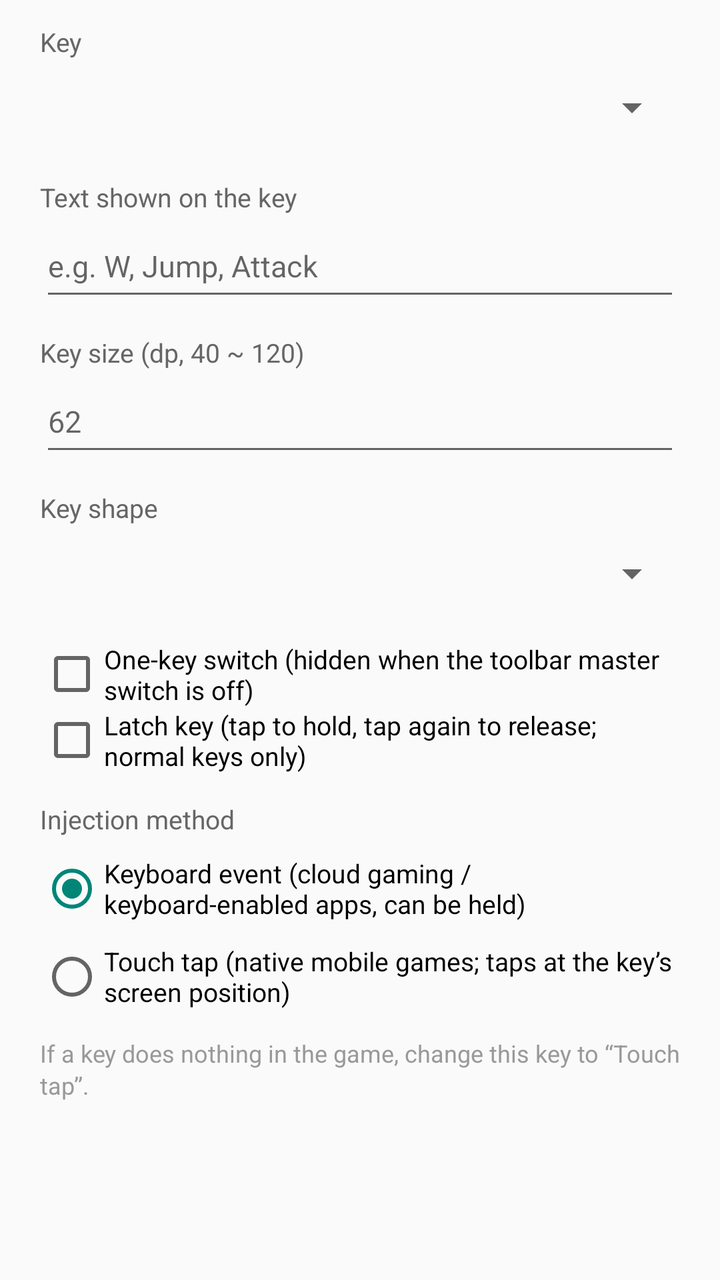
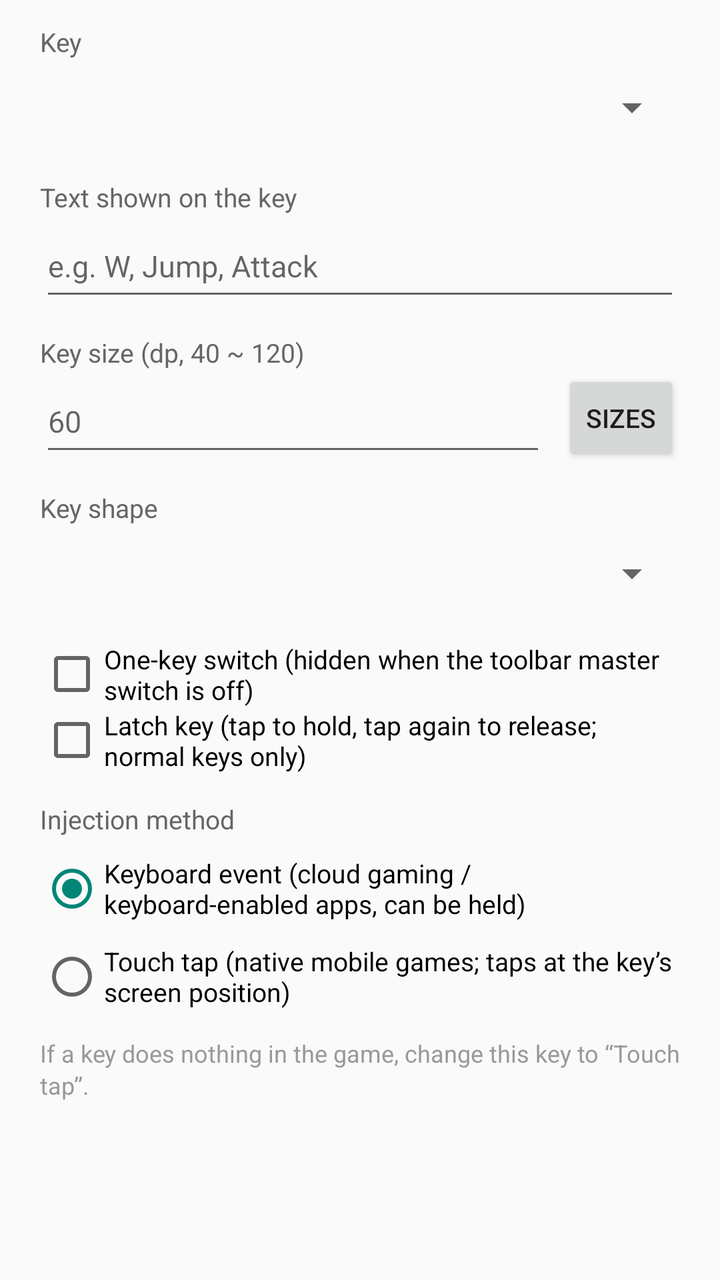

Compare the two renders of this Android layout. The source of the first and the diff that turns it into the second are given below.
<!-- AndroidManifest.xml: application theme android:Theme.Material.Light -->
<!-- res/layout/dialog_key.xml -->
<?xml version="1.0" encoding="utf-8"?>
<ScrollView xmlns:android="http://schemas.android.com/apk/res/android"
    android:layout_width="match_parent"
    android:layout_height="wrap_content"
    android:fillViewport="true"
    android:fadeScrollbars="false"
    android:scrollbars="vertical">

<LinearLayout
    android:layout_width="match_parent"
    android:layout_height="wrap_content"
    android:orientation="vertical"
    android:paddingStart="20dp"
    android:paddingTop="12dp"
    android:paddingEnd="20dp"
    android:paddingBottom="4dp">

    <TextView
        android:layout_width="wrap_content"
        android:layout_height="wrap_content"
        android:text="@string/dialog_key_section_key"
        android:textColor="#666666"
        android:textSize="13sp" />

    <Spinner
        android:id="@+id/spinnerKey"
        android:layout_width="match_parent"
        android:layout_height="48dp" />

    <TextView
        android:layout_width="wrap_content"
        android:layout_height="wrap_content"
        android:layout_marginTop="12dp"
        android:text="@string/dialog_key_label_section"
        android:textColor="#666666"
        android:textSize="13sp" />

    <EditText
        android:id="@+id/etLabel"
        android:layout_width="match_parent"
        android:layout_height="48dp"
        android:hint="@string/dialog_key_label_hint"
        android:inputType="text"
        android:maxLength="6"
        android:textSize="15sp" />

    <TextView
        android:layout_width="wrap_content"
        android:layout_height="wrap_content"
        android:layout_marginTop="12dp"
        android:text="@string/dialog_key_size_section"
        android:textColor="#666666"
        android:textSize="13sp" />

    <EditText
        android:id="@+id/etSize"
        android:layout_width="match_parent"
        android:layout_height="48dp"
        android:hint="@string/dialog_key_size_hint"
        android:inputType="number"
        android:maxLength="3"
        android:textSize="15sp" />

    <TextView
        android:layout_width="wrap_content"
        android:layout_height="wrap_content"
        android:layout_marginTop="12dp"
        android:text="@string/dialog_key_shape_section"
        android:textColor="#666666"
        android:textSize="13sp" />

    <Spinner
        android:id="@+id/spinnerShape"
        android:layout_width="match_parent"
        android:layout_height="48dp" />

    <CheckBox
        android:id="@+id/cbOneKey"
        android:layout_width="match_parent"
        android:layout_height="wrap_content"
        android:layout_marginTop="10dp"
        android:text="@string/cb_one_key"
        android:textSize="13sp" />

    <CheckBox
        android:id="@+id/cbLatch"
        android:layout_width="match_parent"
        android:layout_height="wrap_content"
        android:text="@string/cb_latch"
        android:textSize="13sp" />

    <LinearLayout
        android:id="@+id/llCustomCode"
        android:layout_width="match_parent"
        android:layout_height="wrap_content"
        android:orientation="vertical"
        android:visibility="gone">

        <TextView
            android:layout_width="wrap_content"
            android:layout_height="wrap_content"
            android:layout_marginTop="12dp"
            android:text="@string/dialog_key_custom_code_section"
            android:textColor="#666666"
            android:textSize="13sp" />

        <EditText
            android:id="@+id/etCode"
            android:layout_width="match_parent"
            android:layout_height="48dp"
            android:hint="@string/dialog_key_custom_code_hint"
            android:inputType="number"
            android:maxLength="4"
            android:textSize="15sp" />
    </LinearLayout>

    <LinearLayout
        android:id="@+id/llJoystick"
        android:layout_width="match_parent"
        android:layout_height="wrap_content"
        android:orientation="vertical"
        android:visibility="gone">

        <TextView
            android:layout_width="wrap_content"
            android:layout_height="wrap_content"
            android:layout_marginTop="12dp"
            android:text="@string/dialog_key_stick_mode_section"
            android:textColor="#666666"
            android:textSize="13sp" />

        <Spinner
            android:id="@+id/spinnerStickMode"
            android:layout_width="match_parent"
            android:layout_height="48dp" />

        <TextView
            android:layout_width="wrap_content"
            android:layout_height="wrap_content"
            android:layout_marginTop="12dp"
            android:text="@string/dialog_key_stick_dirs_section"
            android:textColor="#666666"
            android:textSize="13sp" />

        <LinearLayout
            android:layout_width="match_parent"
            android:layout_height="wrap_content"
            android:orientation="horizontal">

            <EditText
                android:id="@+id/etStickUp"
                android:layout_width="0dp"
                android:layout_height="48dp"
                android:layout_weight="1"
                android:hint="@string/hint_up"
                android:inputType="number"
                android:maxLength="3"
                android:textSize="15sp" />

            <EditText
                android:id="@+id/etStickDown"
                android:layout_width="0dp"
                android:layout_height="48dp"
                android:layout_weight="1"
                android:hint="@string/hint_down"
                android:inputType="number"
                android:maxLength="3"
                android:textSize="15sp" />

            <EditText
                android:id="@+id/etStickLeft"
                android:layout_width="0dp"
                android:layout_height="48dp"
                android:layout_weight="1"
                android:hint="@string/hint_left"
                android:inputType="number"
                android:maxLength="3"
                android:textSize="15sp" />

            <EditText
                android:id="@+id/etStickRight"
                android:layout_width="0dp"
                android:layout_height="48dp"
                android:layout_weight="1"
                android:hint="@string/hint_right"
                android:inputType="number"
                android:maxLength="3"
                android:textSize="15sp" />
        </LinearLayout>

        <Button
            android:id="@+id/btnAnchorCenter"
            android:layout_width="match_parent"
            android:layout_height="44dp"
            android:layout_marginTop="10dp"
            android:text="@string/btn_anchor_center"
            android:textSize="13sp" />

        <TextView
            android:layout_width="match_parent"
            android:layout_height="wrap_content"
            android:layout_marginTop="6dp"
            android:lineSpacingExtra="2dp"
            android:text="@string/stick_touch_desc"
            android:textColor="#999999"
            android:textSize="12sp" />
    </LinearLayout>

    <TextView
        android:id="@+id/tvInjectTitle"
        android:layout_width="wrap_content"
        android:layout_height="wrap_content"
        android:layout_marginTop="14dp"
        android:text="@string/inject_title"
        android:textColor="#666666"
        android:textSize="13sp" />

    <RadioGroup
        android:id="@+id/rgType"
        android:layout_width="match_parent"
        android:layout_height="wrap_content"
        android:layout_marginTop="4dp"
        android:orientation="vertical">

        <RadioButton
            android:id="@+id/rbKey"
            android:layout_width="match_parent"
            android:layout_height="44dp"
            android:checked="true"
            android:text="@string/rb_key"
            android:textSize="13sp" />

        <RadioButton
            android:id="@+id/rbTouch"
            android:layout_width="match_parent"
            android:layout_height="44dp"
            android:text="@string/rb_touch"
            android:textSize="13sp" />
    </RadioGroup>

    <TextView
        android:id="@+id/tvInjectHint"
        android:layout_width="match_parent"
        android:layout_height="wrap_content"
        android:layout_marginTop="8dp"
        android:lineSpacingExtra="2dp"
        android:text="@string/inject_hint"
        android:textColor="#999999"
        android:textSize="12sp" />

</LinearLayout>
</ScrollView>
<!-- resources referenced by this layout -->
<resources>
  <string name="btn_anchor_center">Touch output point: reset to default position (right of the joystick)</string>
  <string name="cb_latch">Latch key (tap to hold, tap again to release; normal keys only)</string>
  <string name="cb_one_key">One-key switch (hidden when the toolbar master switch is off)</string>
  <string name="dialog_key_custom_code_hint">e.g. 66 (Enter), 29 (A), 4 (Back)</string>
  <string name="dialog_key_custom_code_section">Custom key value (Android KeyEvent keyCode)</string>
  <string name="dialog_key_label_hint">e.g. W, Jump, Attack</string>
  <string name="dialog_key_label_section">Text shown on the key</string>
  <string name="dialog_key_section_key">Key</string>
  <string name="dialog_key_shape_section">Key shape</string>
  <string name="dialog_key_size_hint">62</string>
  <string name="dialog_key_size_section">Key size (dp, 40 ~ 120)</string>
  <string name="dialog_key_stick_dirs_section">Direction key values (Up W=51 / Down S=47 / Left A=29 / Right D=32)</string>
  <string name="dialog_key_stick_mode_section">Joystick mode</string>
  <string name="hint_down">Down</string>
  <string name="hint_left">Left</string>
  <string name="hint_right">Right</string>
  <string name="hint_up">Up</string>
  <string name="inject_hint">If a key does nothing in the game, change this key to “Touch tap”.</string>
  <string name="inject_title">Injection method</string>
  <string name="rb_key">Keyboard event (cloud gaming / keyboard-enabled apps, can be held)</string>
  <string name="rb_touch">Touch tap (native mobile games; taps at the key’s screen position)</string>
  <string name="stick_touch_desc">Touch mode injects a finger at the output point to push the game’s own joystick. In edit mode a yellow crosshair appears on screen; drag it to the center of the game joystick. By default it sits to the right of the joystick so the joystick window does not cover it.</string>
</resources>

<!-- the commit's change to res/layout/dialog_key.xml (unified diff, before → after) -->
@@ -52,14 +52,31 @@
         android:textColor="#666666"
         android:textSize="13sp" />
 
-    <EditText
-        android:id="@+id/etSize"
-        android:layout_width="match_parent"
-        android:layout_height="48dp"
-        android:hint="@string/dialog_key_size_hint"
-        android:inputType="number"
-        android:maxLength="3"
-        android:textSize="15sp" />
+    <LinearLayout
+        android:layout_width="match_parent"
+        android:layout_height="wrap_content"
+        android:orientation="horizontal"
+        android:gravity="center_vertical">
+
+        <EditText
+            android:id="@+id/etSize"
+            android:layout_width="0dp"
+            android:layout_height="48dp"
+            android:layout_weight="1"
+            android:hint="@string/dialog_key_size_hint"
+            android:inputType="number"
+            android:maxLength="3"
+            android:textSize="15sp" />
+
+        <Button
+            android:id="@+id/btnSizePreset"
+            android:layout_width="wrap_content"
+            android:layout_height="48dp"
+            android:layout_marginStart="8dp"
+            android:minWidth="0dp"
+            android:text="@string/dialog_key_size_preset"
+            android:textSize="13sp" />
+    </LinearLayout>
 
     <TextView
         android:layout_width="wrap_content"
<!-- resource entries referenced after the edit -->
@@ -9,7 +9,8 @@
   <string name="dialog_key_label_section">Text shown on the key</string>
   <string name="dialog_key_section_key">Key</string>
   <string name="dialog_key_shape_section">Key shape</string>
-  <string name="dialog_key_size_hint">62</string>
+  <string name="dialog_key_size_hint">60</string>
+  <string name="dialog_key_size_preset">Sizes</string>
   <string name="dialog_key_size_section">Key size (dp, 40 ~ 120)</string>
   <string name="dialog_key_stick_dirs_section">Direction key values (Up W=51 / Down S=47 / Left A=29 / Right D=32)</string>
   <string name="dialog_key_stick_mode_section">Joystick mode</string>
